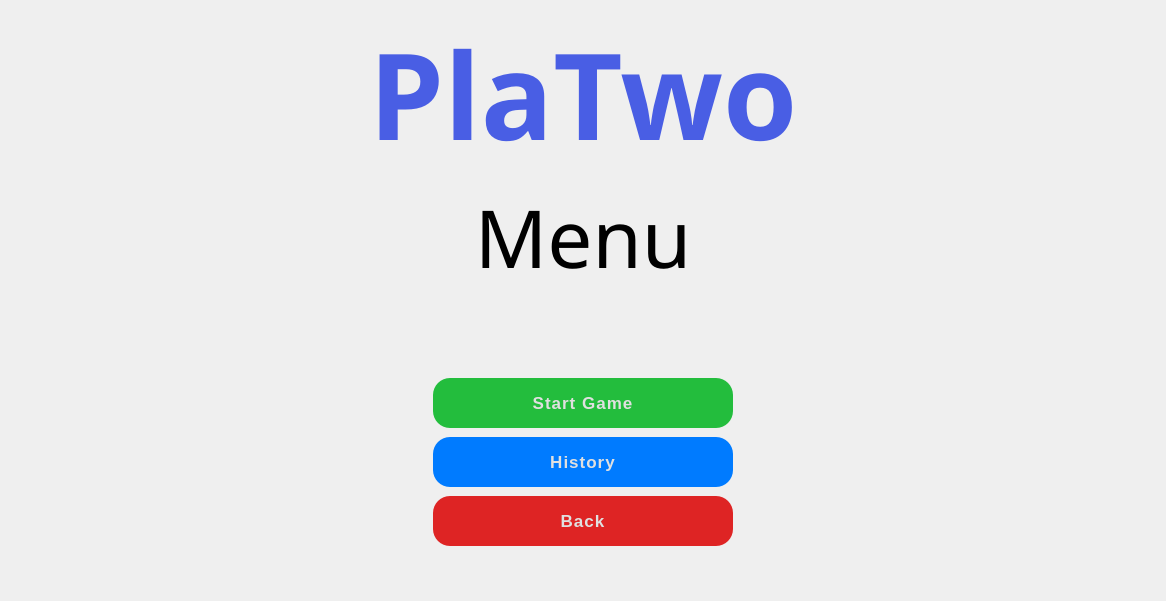
This is UI/Menu/game_menu.ui in PlaTwo-project/PlaTwo as Qt 5 draws it before an edit. The edited form follows.
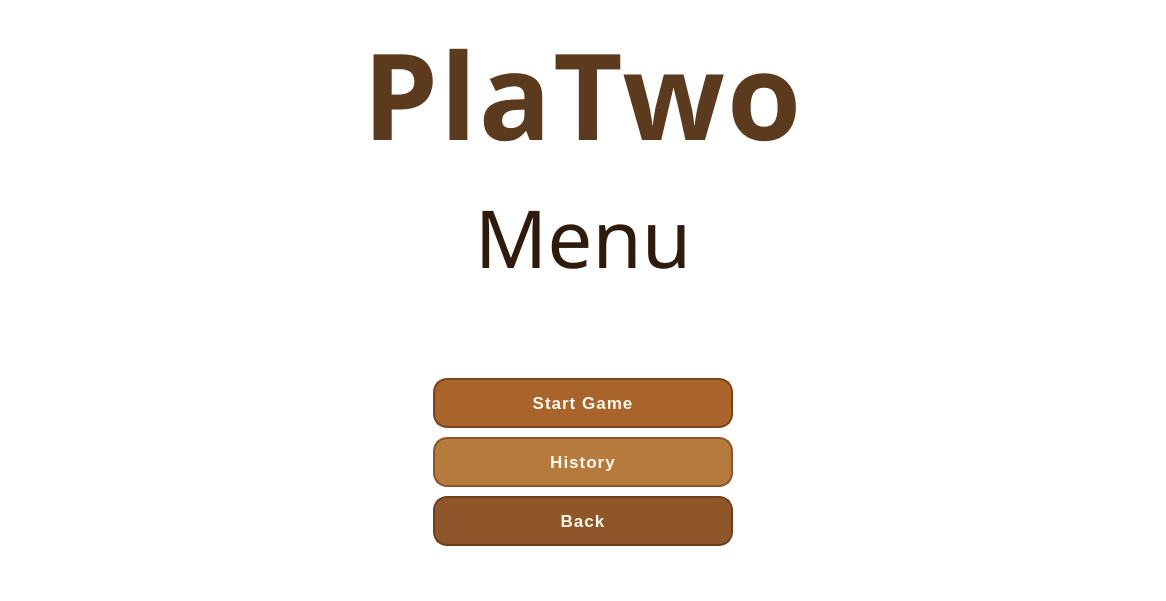
This is the edited form.

Diff of the .ui file:
```diff
--- a/UI/Menu/game_menu.ui
+++ b/UI/Menu/game_menu.ui
@@ -14,12 +14,27 @@
    <string>Form</string>
   </property>
   <property name="styleSheet">
-   <string notr="true">QMessageBox QPushButton {
-    background-color: white;
-    color: black;
-    border: 1px solid #0078d7;
-    padding: 5px 12px;
-    border-radius: 4px;
+   <string notr="true">QWidget#GameMenu {
+    background: transparent;
+}
+
+QMessageBox {
+    background-color: #F7E7C6;
+    color: #3B2414;
+}
+
+QMessageBox QLabel {
+    color: #3B2414;
+    font-size: 10pt;
+}
+
+QMessageBox QPushButton {
+    background-color: #B77A3D;
+    color: #FFF8EA;
+    border: 1px solid #8A5528;
+    border-radius: 7px;
+    padding: 6px 16px;
+    font-weight: bold;
 }
 
 QMessageBox QPushButton:hover {
@@ -41,7 +56,11 @@
       </font>
      </property>
      <property name="styleSheet">
-      <string notr="true">color: #000000;</string>
+      <string notr="true">QLabel {
+    color: #2F1B0C;
+    background: transparent;
+}
+</string>
      </property>
      <property name="text">
       <string>Menu</string>
@@ -61,7 +80,12 @@
       </font>
      </property>
      <property name="styleSheet">
-      <string notr="true">color: #495ee4;</string>
+      <string notr="true">QLabel {
+    color: #5B3A1E;
+    background: transparent;
+    letter-spacing: 2px;
+}
+</string>
      </property>
      <property name="text">
       <string>PlaTwo</string>
@@ -108,9 +132,10 @@
        </property>
        <property name="styleSheet">
         <string notr="true">QPushButton {
-    background-color: #23BD3D;
-    color: #e0e0e0;
-    border-radius: 17px;
+    background-color: #A8642A;
+    color: #FFF8EA;
+    border: 2px solid #7A431B;
+    border-radius: 14px;
     padding: 12px 20px;
     font-size: 17px;
     font-weight: bold;
@@ -152,9 +177,10 @@
        </property>
        <property name="styleSheet">
         <string notr="true">QPushButton {
-    background-color: #007bff;
-    color: #e0e0e0;
-    border-radius: 17px;
+    background-color: #B77A3D;
+    color: #FFF8EA;
+    border: 2px solid #8A5528;
+    border-radius: 14px;
     padding: 12px 20px;
     font-size: 17px;
     font-weight: bold;
@@ -196,9 +222,10 @@
        </property>
        <property name="styleSheet">
         <string notr="true">QPushButton {
-    background-color: #DE2424;
-    color: #e0e0e0;
-    border-radius: 17px;
+    background-color: #8F5729;
+    color: #FFF8EA;
+    border: 2px solid #6D3F1D;
+    border-radius: 14px;
     padding: 12px 20px;
     font-size: 17px;
     font-weight: bold;
```
Left out of the diff: 40 changed lines with no effect on the pictures.
